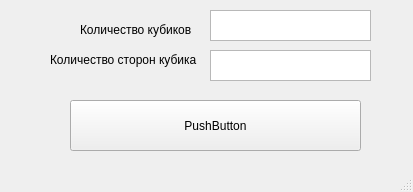
Old version of the form untitled.ui in the repository He11B1azzzer/KubikiDeada.
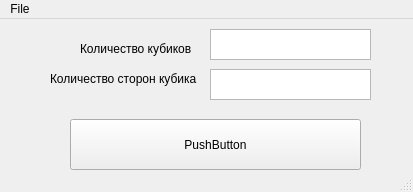
New version of the form.

Commit message: for dead only

The edit to the form file:
```diff
--- a/untitled.ui
+++ b/untitled.ui
@@ -83,6 +83,15 @@
      <height>21</height>
     </rect>
    </property>
+   <widget class="QMenu" name="menuFile">
+    <property name="title">
+     <string>File</string>
+    </property>
+    <addaction name="actionSave"/>
+    <addaction name="separator"/>
+    <addaction name="actionExit"/>
+   </widget>
+   <addaction name="menuFile"/>
   </widget>
   <widget class="QStatusBar" name="statusbar"/>
  </widget>
```
Left out of the diff: 10 changed lines with no effect on the pictures. The commit also changes 2 other files.
